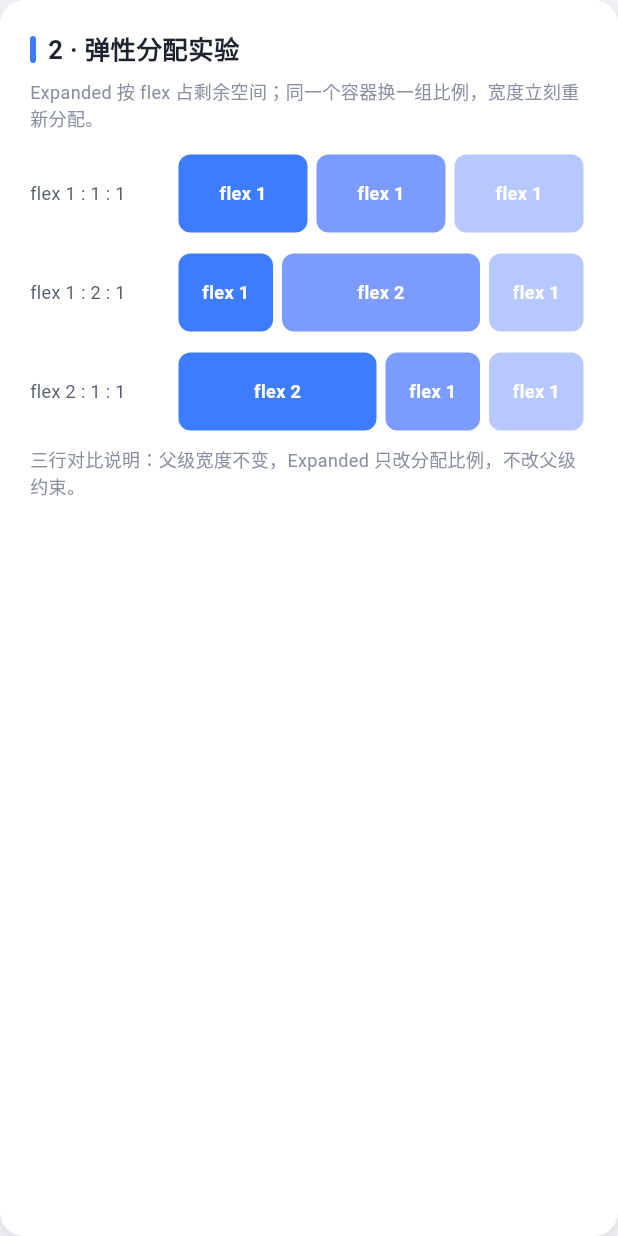
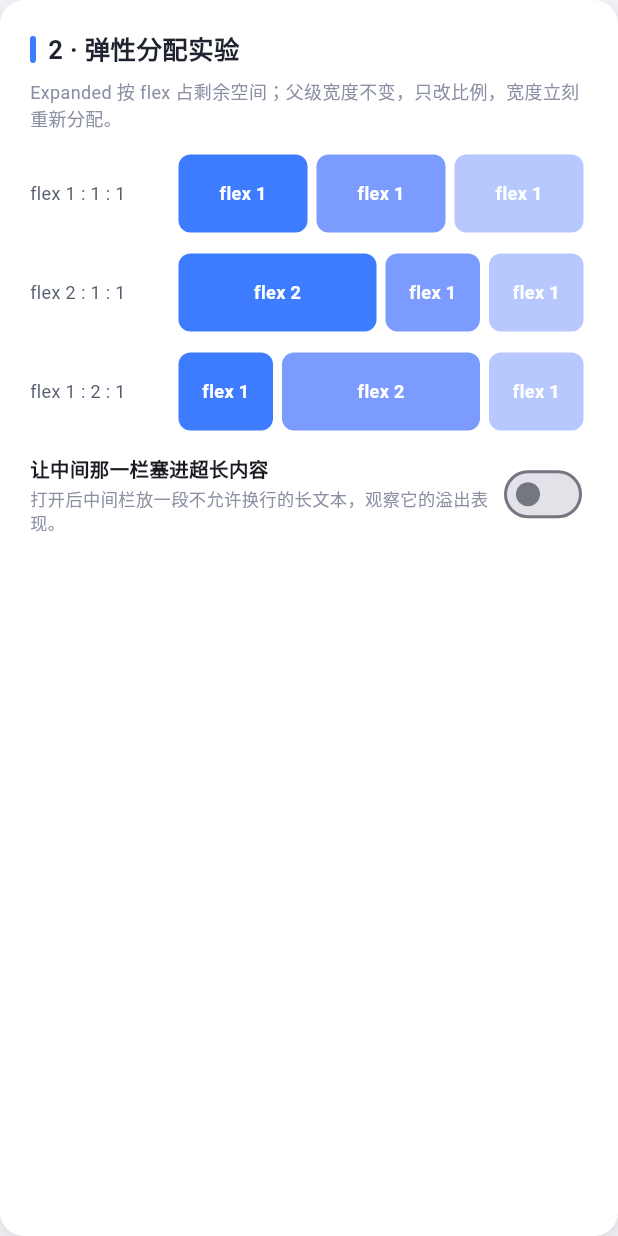
Before and after one commit to langjinbuhuitou/lecture6, a Flutter app: the FlexSection widget shown alone on an empty page, opened directly, on a phone screen of 412 x 824 dp. Run offline on Flutter 3.47's test engine with Material 3 defaults, Android fonts, the phone set to English and light mode, and no system bars.

Commit message:
feat: 记录一栏内容超长时的溢出表现

```diff
--- a/layout_lab/lib/sections/flex_section.dart
+++ b/layout_lab/lib/sections/flex_section.dart
@@ -3,27 +3,70 @@ import 'package:flutter/material.dart';
 import '../widgets/section_card.dart';
 
 /// 弹性分配实验：同样的父宽度，flex 比例不同，得到不同的宽度分配。
-class FlexSection extends StatelessWidget {
+/// 多一个开关，用来观察"某一栏内容超长"时会发生什么。
+class FlexSection extends StatefulWidget {
   const FlexSection({super.key});
 
   @override
+  State<FlexSection> createState() => _FlexSectionState();
+}
+
+class _FlexSectionState extends State<FlexSection> {
+  bool longContent = false;
+
+  @override
   Widget build(BuildContext context) {
-    return const SectionCard(
+    return SectionCard(
       title: '2 · 弹性分配实验',
-      subtitle: 'Expanded 按 flex 占剩余空间；同一个容器换一组比例，宽度立刻重新分配。',
+      subtitle: 'Expanded 按 flex 占剩余空间；父级宽度不变，只改比例，宽度立刻重新分配。',
       child: Column(
         crossAxisAlignment: CrossAxisAlignment.start,
         children: [
-          _FlexRow(label: 'flex 1 : 1 : 1', flexes: [1, 1, 1]),
-          SizedBox(height: 14),
-          _FlexRow(label: 'flex 1 : 2 : 1', flexes: [1, 2, 1]),
-          SizedBox(height: 14),
-          _FlexRow(label: 'flex 2 : 1 : 1', flexes: [2, 1, 1]),
-          SizedBox(height: 10),
-          Text(
-            '三行对比说明：父级宽度不变，Expanded 只改分配比例，不改父级约束。',
-            style: TextStyle(fontSize: 12, color: Color(0xFF8A90A2)),
+          const _FlexRow(label: 'flex 1 : 1 : 1', flexes: [1, 1, 1]),
+          const SizedBox(height: 14),
+          const _FlexRow(label: 'flex 2 : 1 : 1', flexes: [2, 1, 1]),
+          const SizedBox(height: 14),
+          const _FlexRow(label: 'flex 1 : 2 : 1', flexes: [1, 2, 1]),
+          const SizedBox(height: 16),
+          Row(
+            children: [
+              const Expanded(
+                child: Column(
+                  crossAxisAlignment: CrossAxisAlignment.start,
+                  children: [
+                    Text(
+                      '让中间那一栏塞进超长内容',
+                      style: TextStyle(fontSize: 13, fontWeight: FontWeight.w600),
+                    ),
+                    SizedBox(height: 2),
+                    Text(
+                      '打开后中间栏放一段不允许换行的长文本，观察它的溢出表现。',
+                      style: TextStyle(fontSize: 11.5, color: Color(0xFF8A90A2)),
+                    ),
+                  ],
+                ),
+              ),
+              Switch(
+                value: longContent,
+                onChanged: (v) => setState(() => longContent = v),
+              ),
+            ],
           ),
+          if (longContent) ...[
+            _FlexRow(
+              label: '内容超长',
+              flexes: const [2, 1, 1],
+              middleText: '这是一段故意写得很长的内容用来把那一栏塞满并溢出',
+            ),
+            const SizedBox(height: 10),
+            const Text(
+              '现象：中间栏宽度由 flex 决定，长文本不换行就顶出了这一栏的边界，'
+              '调试模式下出现黄黑斜纹。说明"约束给多少就只能用多少"，'
+              '内容超过约束时需要自己选策略（换行、省略号或 FittedBox 缩放），'
+              '而不是指望 Expanded 自动兜底。',
+              style: TextStyle(fontSize: 12, height: 1.7, color: Color(0xFF7A8194)),
+            ),
+          ],
         ],
       ),
     );
@@ -31,10 +74,11 @@ class FlexSection extends StatelessWidget {
 }
 
 class _FlexRow extends StatelessWidget {
-  const _FlexRow({required this.label, required this.flexes});
+  const _FlexRow({required this.label, required this.flexes, this.middleText});
 
   final String label;
   final List<int> flexes;
+  final String? middleText;
 
   @override
   Widget build(BuildContext context) {
@@ -46,10 +90,7 @@ class _FlexRow extends StatelessWidget {
           width: 96,
           child: Text(
             label,
-            style: const TextStyle(
-              fontSize: 12,
-              color: Color(0xFF555C6E),
-            ),
+            style: const TextStyle(fontSize: 12, color: Color(0xFF555C6E)),
           ),
         ),
         Expanded(
@@ -67,7 +108,10 @@ class _FlexRow extends StatelessWidget {
                       borderRadius: BorderRadius.circular(8),
                     ),
                     child: Text(
-                      'flex ${flexes[i]}',
+                      i == 1 && middleText != null
+                          ? middleText!
+                          : 'flex ${flexes[i]}',
+                      softWrap: !(i == 1 && middleText != null),
                       style: const TextStyle(
                         fontSize: 12,
                         color: Colors.white,
```
